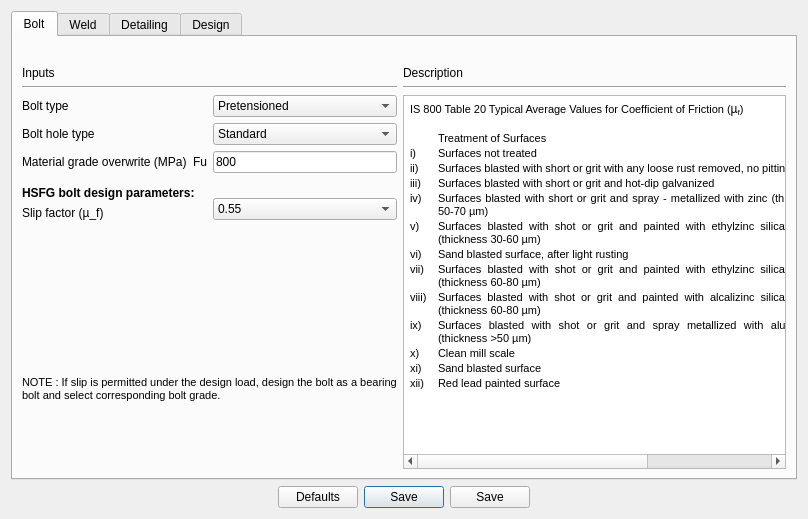
Old version of the form Connections/Moment/ExtendedEndPlate/ui_design_preferences.ui in the repository GreatDevelopers/osdag-core.
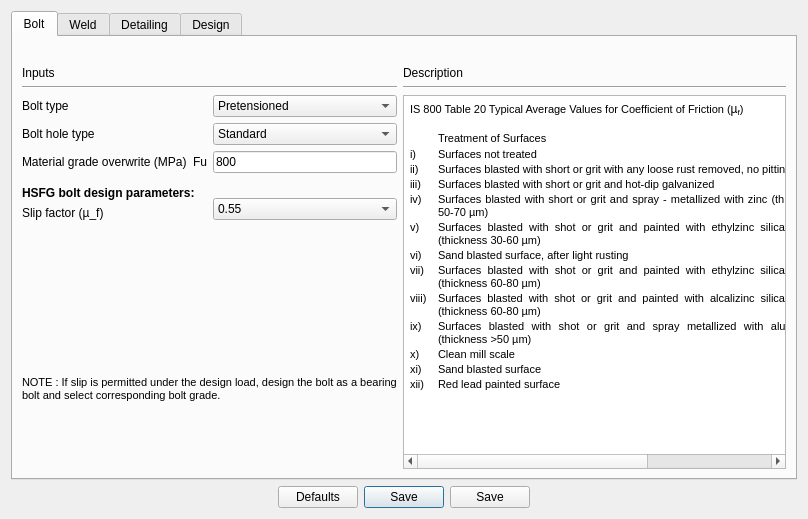
New version of the form.

```diff
--- a/Connections/Moment/ExtendedEndPlate/ui_design_preferences.ui
+++ b/Connections/Moment/ExtendedEndPlate/ui_design_preferences.ui
@@ -463,11 +463,11 @@
             <string>&lt;!DOCTYPE HTML PUBLIC &quot;-//W3C//DTD HTML 4.0//EN&quot; &quot;http://www.w3.org/TR/REC-html40/strict.dtd&quot;&gt;
 &lt;html&gt;&lt;head&gt;&lt;meta name=&quot;qrichtext&quot; content=&quot;1&quot; /&gt;&lt;style type=&quot;text/css&quot;&gt;
 p, li { white-space: pre-wrap; }
-&lt;/style&gt;&lt;/head&gt;&lt;body style=&quot; font-family:'Arial'; font-size:7.8pt; font-weight:400; font-style:normal;&quot;&gt;
+&lt;/style&gt;&lt;/head&gt;&lt;body style=&quot; font-family:'Arial'; font-size:9pt; font-weight:400; font-style:normal;&quot;&gt;
 &lt;table border=&quot;0&quot; style=&quot; margin-top:0px; margin-bottom:0px; margin-left:0px; margin-right:0px;&quot; cellspacing=&quot;2&quot; cellpadding=&quot;0&quot;&gt;
 &lt;tr&gt;
 &lt;td colspan=&quot;3&quot;&gt;
-&lt;p align=&quot;justify&quot; style=&quot; margin-top:12px; margin-bottom:12px; margin-left:0px; margin-right:0px; -qt-block-indent:0; text-indent:0px;&quot;&gt;&lt;span style=&quot; font-family:'MS Shell Dlg 2'; font-size:8pt;&quot;&gt;IS 800 Table 20 Typical Average Values for Coefficient of Friction (&lt;/span&gt;&lt;span style=&quot; font-family:'Calibri,sans-serif'; font-size:9pt;&quot;&gt;µ&lt;/span&gt;&lt;span style=&quot; font-family:'Calibri,sans-serif'; font-size:9pt; vertical-align:sub;&quot;&gt;f&lt;/span&gt;&lt;span style=&quot; font-family:'MS Shell Dlg 2'; font-size:8pt;&quot;&gt;)&lt;/span&gt;&lt;/p&gt;&lt;/td&gt;&lt;/tr&gt;&lt;/table&gt;
+&lt;p align=&quot;justify&quot; style=&quot; margin-top:12px; margin-bottom:12px; margin-left:0px; margin-right:0px; -qt-block-indent:0; text-indent:0px;&quot;&gt;&lt;span style=&quot; font-family:'MS Shell Dlg 2'; font-size:8pt;&quot;&gt;IS 800 Table 20 Typical Average Values for Coefficient of Friction (&lt;/span&gt;&lt;span style=&quot; font-family:'Calibri,sans-serif';&quot;&gt;µ&lt;/span&gt;&lt;span style=&quot; font-family:'Calibri,sans-serif'; vertical-align:sub;&quot;&gt;f&lt;/span&gt;&lt;span style=&quot; font-family:'MS Shell Dlg 2'; font-size:8pt;&quot;&gt;)&lt;/span&gt;&lt;/p&gt;&lt;/td&gt;&lt;/tr&gt;&lt;/table&gt;
 &lt;p align=&quot;justify&quot; style=&quot;-qt-paragraph-type:empty; margin-top:12px; margin-bottom:12px; margin-left:0px; margin-right:0px; -qt-block-indent:0; text-indent:0px; font-family:'MS Shell Dlg 2'; font-size:8pt;&quot;&gt;&lt;br /&gt;&lt;/p&gt;
 &lt;table border=&quot;0&quot; style=&quot; margin-top:0px; margin-bottom:0px; margin-left:0px; margin-right:0px;&quot; cellspacing=&quot;2&quot; cellpadding=&quot;0&quot;&gt;
 &lt;tr&gt;
```
Left out of the diff: 6 changed lines with no effect on the pictures.
